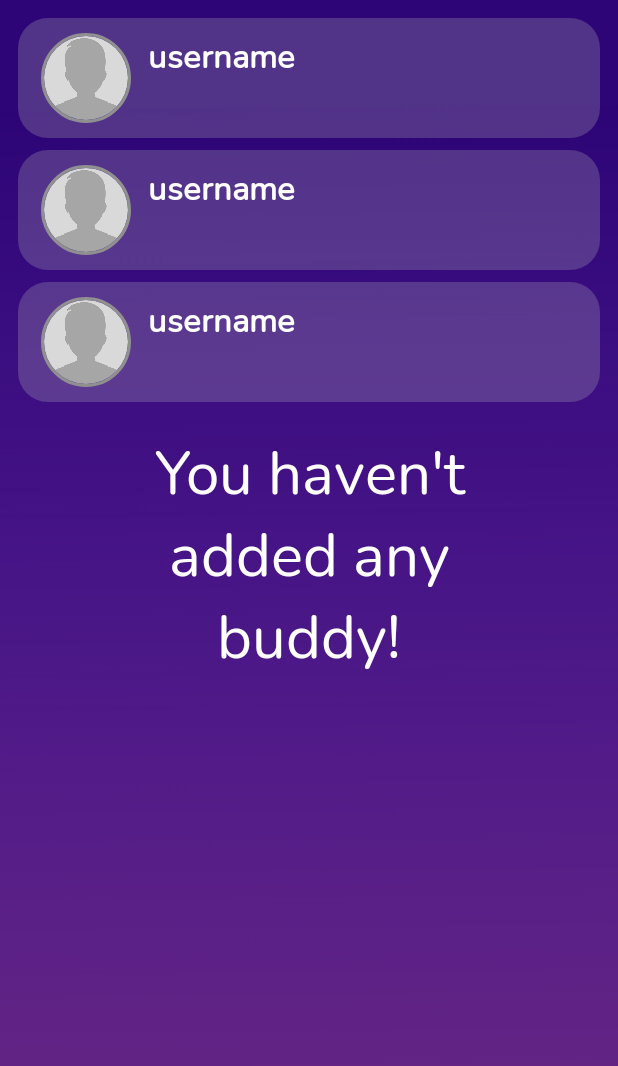
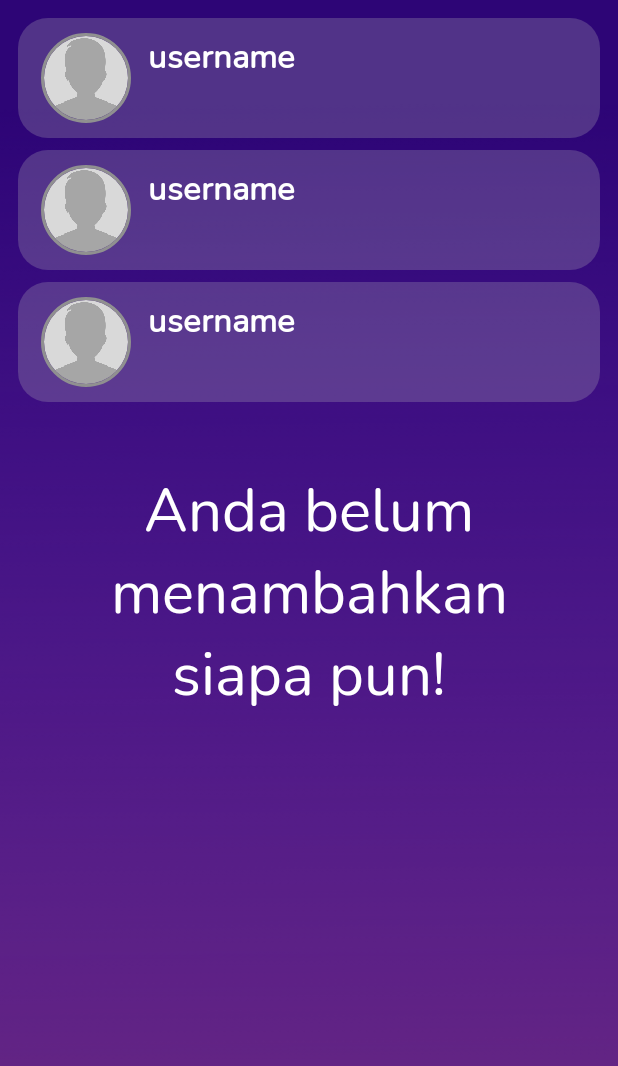
Before and after one commit to renvelvet/github_user_app, an Android app: the layout activity_favorite.xml on its own in the app's theme, with its tools: preview values and no code run, on a phone screen of 412 x 824 dp. Shown: the top 1066 px of the screen. Run offline under Robolectric (Android 15) with nearby library versions, the phone set to English and light mode, and no system bars.

Commit message:
favorite users page done

```diff
--- a/app/src/main/java/com/dicoding/githubuserapp/data/local/dao/FavortieUserDao.kt
+++ b/app/src/main/java/com/dicoding/githubuserapp/data/local/dao/FavortieUserDao.kt
@@ -7,7 +7,7 @@ import com.dicoding.githubuserapp.data.local.entity.FavoriteUser
 @Dao
 interface FavortieUserDao {
     @Query("SELECT * FROM favorite_user")
-    fun getAll(): LiveData<List<FavoriteUser>>
+    suspend fun getAll(): List<FavoriteUser>
 
     @Query("SELECT COUNT(uid) FROM favorite_user WHERE uid = :id")
     fun findById(id: Int) : Int
--- a/app/src/main/res/layout/activity_favorite.xml
+++ b/app/src/main/res/layout/activity_favorite.xml
@@ -30,12 +30,11 @@
 
     <TextView
         android:id="@+id/tv_no_favorite"
-        android:layout_width="250dp"
-        android:layout_height="250dp"
-        android:layout_marginStart="32dp"
-        android:layout_marginEnd="32dp"
+        android:layout_width="284dp"
+        android:layout_height="200dp"
+        android:layout_marginStart="24dp"
+        android:layout_marginEnd="24dp"
         android:fontFamily="@font/nunito"
-        android:text="@string/no_favorite"
         android:textAlignment="center"
         android:textColor="@color/white"
         android:textSize="40sp"
@@ -43,6 +42,7 @@
         app:layout_constraintBottom_toBottomOf="parent"
         app:layout_constraintEnd_toEndOf="parent"
         app:layout_constraintStart_toStartOf="parent"
-        app:layout_constraintTop_toTopOf="parent" />
+        app:layout_constraintTop_toTopOf="parent"
+        tools:text="Anda belum menambahkan siapa pun!" />
 
 </androidx.constraintlayout.widget.ConstraintLayout>
```
Also changed, not shown: app/src/main/java/com/dicoding/githubuserapp/ui/favorite/FavoriteActivity.kt (+9 -5 lines), app/src/main/java/com/dicoding/githubuserapp/ui/favorite/FavoriteViewModel.kt (+8 -6 lines).
